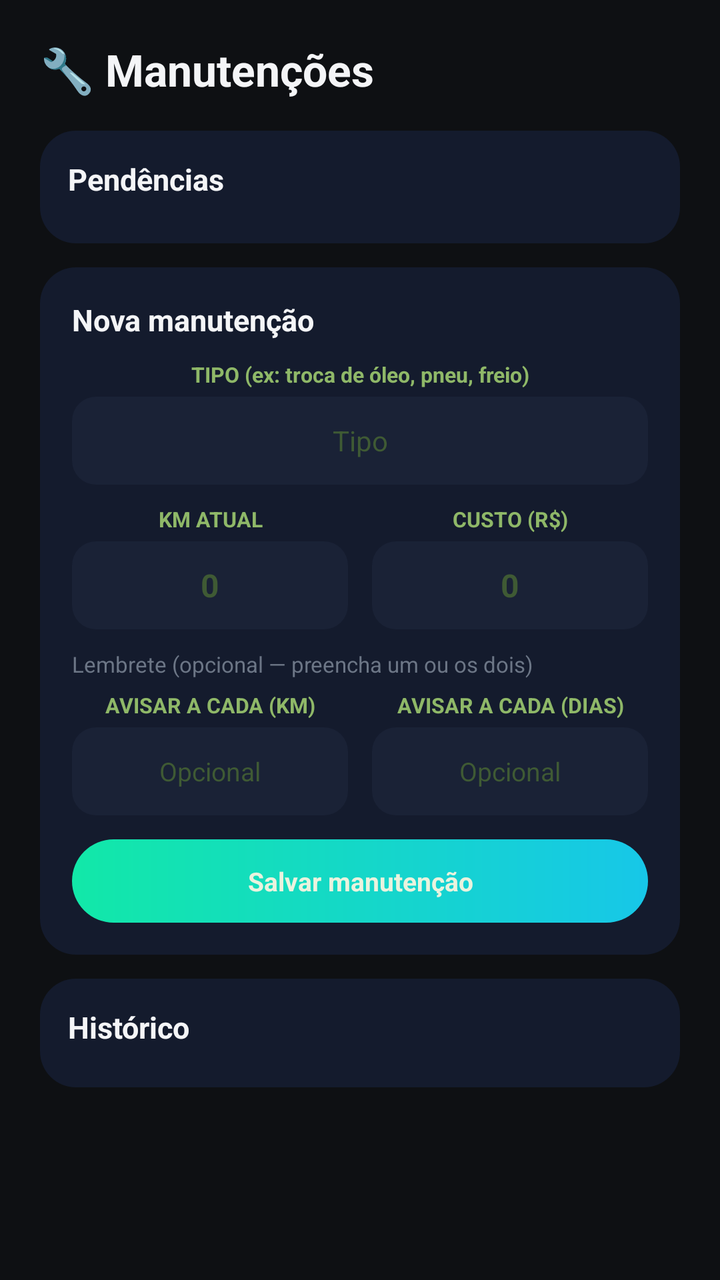
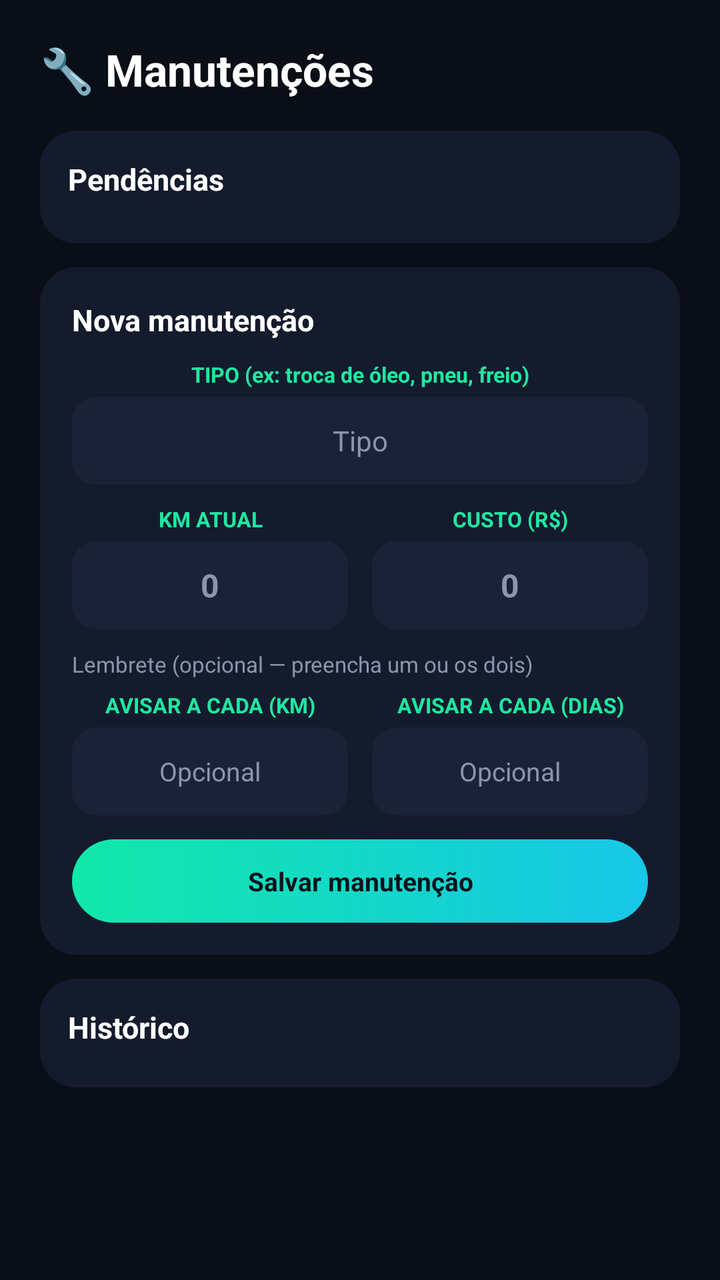

The first picture is an Android layout as it rendered before a commit; the second is the same layout after the commit. The layout source and the unified diff follow.
<!-- AndroidManifest.xml: application theme Theme.MaterialComponents.DayNight.NoActionBar -->
<!-- res/layout/activity_manutencoes.xml -->
<?xml version="1.0" encoding="utf-8"?>
<ScrollView xmlns:android="http://schemas.android.com/apk/res/android"
    android:layout_width="match_parent"
    android:layout_height="match_parent"
    android:background="#0E1013">

    <LinearLayout
        android:layout_width="match_parent"
        android:layout_height="wrap_content"
        android:orientation="vertical"
        android:padding="20dp">

        <TextView
            android:layout_width="wrap_content"
            android:layout_height="wrap_content"
            android:text="🔧 Manutenções"
            android:textColor="#F4F5F7"
            android:textSize="22sp"
            android:textStyle="bold"
            android:layout_marginBottom="16dp" />

        <LinearLayout
            android:layout_width="match_parent"
            android:layout_height="wrap_content"
            android:orientation="vertical"
            android:background="@drawable/bg_card_dark"
            android:padding="14dp"
            android:layout_marginBottom="12dp">

            <TextView
                android:layout_width="wrap_content"
                android:layout_height="wrap_content"
                android:text="Pendências"
                android:textColor="#F4F5F7"
                android:textSize="15sp"
                android:textStyle="bold"
                android:layout_marginBottom="8dp" />

            <LinearLayout
                android:id="@+id/containerPendencias"
                android:layout_width="match_parent"
                android:layout_height="wrap_content"
                android:orientation="vertical" />
        </LinearLayout>

        <LinearLayout
            android:layout_width="match_parent"
            android:layout_height="wrap_content"
            android:orientation="vertical"
            android:background="@drawable/bg_card_dark"
            android:padding="16dp"
            android:layout_marginBottom="12dp">

            <TextView
                android:layout_width="wrap_content"
                android:layout_height="wrap_content"
                android:text="Nova manutenção"
                android:textColor="#F4F5F7"
                android:textSize="15sp"
                android:textStyle="bold"
                android:layout_marginBottom="10dp" />

            <TextView
                android:layout_width="match_parent"
                android:layout_height="wrap_content"
                android:gravity="center"
                android:text="TIPO (ex: troca de óleo, pneu, freio)"
                android:textColor="#8FB868"
                android:textSize="10.5sp"
                android:textStyle="bold"
                android:paddingBottom="4dp" />
            <EditText
                android:id="@+id/edtTipoManutencao"
                android:layout_width="match_parent"
                android:layout_height="44dp"
                android:background="@drawable/bg_input_verde"
                android:gravity="center"
                android:textColor="#EAF3DE"
                android:textColorHint="#3F5A34"
                android:hint="Tipo"
                android:textSize="14sp"
                android:layout_marginBottom="10dp" />

            <LinearLayout
                android:layout_width="match_parent"
                android:layout_height="wrap_content"
                android:orientation="horizontal"
                android:layout_marginBottom="10dp">

                <LinearLayout
                    android:layout_width="0dp"
                    android:layout_height="wrap_content"
                    android:layout_weight="1"
                    android:orientation="vertical"
                    android:layout_marginEnd="6dp">

                    <TextView
                        android:layout_width="match_parent"
                        android:layout_height="wrap_content"
                        android:gravity="center"
                        android:text="KM ATUAL"
                        android:textColor="#8FB868"
                        android:textSize="10.5sp"
                        android:textStyle="bold"
                        android:paddingBottom="4dp" />

                    <EditText
                        android:id="@+id/edtKmManutencao"
                        android:layout_width="match_parent"
                        android:layout_height="44dp"
                        android:background="@drawable/bg_input_verde"
                        android:gravity="center"
                        android:textColor="#EAF3DE"
                        android:textColorHint="#3F5A34"
                        android:hint="0"
                        android:textSize="16sp"
                        android:textStyle="bold"
                        android:inputType="numberDecimal" />
                </LinearLayout>

                <LinearLayout
                    android:layout_width="0dp"
                    android:layout_height="wrap_content"
                    android:layout_weight="1"
                    android:orientation="vertical"
                    android:layout_marginStart="6dp">

                    <TextView
                        android:layout_width="match_parent"
                        android:layout_height="wrap_content"
                        android:gravity="center"
                        android:text="CUSTO (R$)"
                        android:textColor="#8FB868"
                        android:textSize="10.5sp"
                        android:textStyle="bold"
                        android:paddingBottom="4dp" />

                    <EditText
                        android:id="@+id/edtCustoManutencao"
                        android:layout_width="match_parent"
                        android:layout_height="44dp"
                        android:background="@drawable/bg_input_verde"
                        android:gravity="center"
                        android:textColor="#EAF3DE"
                        android:textColorHint="#3F5A34"
                        android:hint="0"
                        android:textSize="16sp"
                        android:textStyle="bold"
                        android:inputType="numberDecimal" />
                </LinearLayout>
            </LinearLayout>

            <TextView
                android:layout_width="wrap_content"
                android:layout_height="wrap_content"
                android:text="Lembrete (opcional — preencha um ou os dois)"
                android:textColor="#6C7686"
                android:textSize="11sp"
                android:layout_marginBottom="6dp" />

            <LinearLayout
                android:layout_width="match_parent"
                android:layout_height="wrap_content"
                android:orientation="horizontal"
                android:layout_marginBottom="12dp">

                <LinearLayout
                    android:layout_width="0dp"
                    android:layout_height="wrap_content"
                    android:layout_weight="1"
                    android:orientation="vertical"
                    android:layout_marginEnd="6dp">

                    <TextView
                        android:layout_width="match_parent"
                        android:layout_height="wrap_content"
                        android:gravity="center"
                        android:text="AVISAR A CADA (KM)"
                        android:textColor="#8FB868"
                        android:textSize="10.5sp"
                        android:textStyle="bold"
                        android:paddingBottom="4dp" />

                    <EditText
                        android:id="@+id/edtIntervaloKm"
                        android:layout_width="match_parent"
                        android:layout_height="44dp"
                        android:background="@drawable/bg_input_verde"
                        android:gravity="center"
                        android:textColor="#EAF3DE"
                        android:textColorHint="#3F5A34"
                        android:hint="Opcional"
                        android:textSize="13sp"
                        android:inputType="numberDecimal" />
                </LinearLayout>

                <LinearLayout
                    android:layout_width="0dp"
                    android:layout_height="wrap_content"
                    android:layout_weight="1"
                    android:orientation="vertical"
                    android:layout_marginStart="6dp">

                    <TextView
                        android:layout_width="match_parent"
                        android:layout_height="wrap_content"
                        android:gravity="center"
                        android:text="AVISAR A CADA (DIAS)"
                        android:textColor="#8FB868"
                        android:textSize="10.5sp"
                        android:textStyle="bold"
                        android:paddingBottom="4dp" />

                    <EditText
                        android:id="@+id/edtIntervaloDias"
                        android:layout_width="match_parent"
                        android:layout_height="44dp"
                        android:background="@drawable/bg_input_verde"
                        android:gravity="center"
                        android:textColor="#EAF3DE"
                        android:textColorHint="#3F5A34"
                        android:hint="Opcional"
                        android:textSize="13sp"
                        android:inputType="number" />
                </LinearLayout>
            </LinearLayout>

            <TextView
                android:id="@+id/btnSalvarManutencao"
                android:layout_width="match_parent"
                android:layout_height="wrap_content"
                android:background="@drawable/bg_hero_green"
                android:padding="12dp"
                android:gravity="center"
                android:text="Salvar manutenção"
                android:textColor="#EAF3DE"
                android:textSize="13sp"
                android:textStyle="bold"
                android:clickable="true"
                android:focusable="true" />
        </LinearLayout>

        <LinearLayout
            android:layout_width="match_parent"
            android:layout_height="wrap_content"
            android:orientation="vertical"
            android:background="@drawable/bg_card_dark"
            android:padding="14dp">

            <TextView
                android:layout_width="wrap_content"
                android:layout_height="wrap_content"
                android:text="Histórico"
                android:textColor="#F4F5F7"
                android:textSize="15sp"
                android:textStyle="bold"
                android:layout_marginBottom="6dp" />

            <LinearLayout
                android:id="@+id/containerHistoricoManutencoes"
                android:layout_width="match_parent"
                android:layout_height="wrap_content"
                android:orientation="vertical" />
        </LinearLayout>

    </LinearLayout>
</ScrollView>
<!-- resources referenced by this layout -->
<resources>
  <!-- drawable bg_card_dark (drawable) -->
  <?xml version="1.0" encoding="utf-8"?>
  <shape xmlns:android="http://schemas.android.com/apk/res/android" android:shape="rectangle">
      <solid android:color="#141B2D" />
      <corners android:radius="18dp" />
  </shape>
  <!-- drawable bg_hero_green (drawable) -->
  <?xml version="1.0" encoding="utf-8"?>
  <shape xmlns:android="http://schemas.android.com/apk/res/android" android:shape="rectangle">
      <gradient
          android:angle="0"
          android:startColor="#12E8A8"
          android:endColor="#17C7E8" />
      <corners android:radius="28dp" />
  </shape>
  <!-- drawable bg_input_verde (drawable) -->
  <?xml version="1.0" encoding="utf-8"?>
  <shape xmlns:android="http://schemas.android.com/apk/res/android" android:shape="rectangle">
      <solid android:color="#1A2236" />
      <corners android:radius="12dp" />
  </shape>
</resources>

<!-- the commit's change to res/layout/activity_manutencoes.xml (unified diff, before → after) -->
@@ -2,7 +2,7 @@
 <ScrollView xmlns:android="http://schemas.android.com/apk/res/android"
     android:layout_width="match_parent"
     android:layout_height="match_parent"
-    android:background="#0E1013">
+    android:background="#0A0E17">
 
     <LinearLayout
         android:layout_width="match_parent"
@@ -14,7 +14,7 @@
             android:layout_width="wrap_content"
             android:layout_height="wrap_content"
             android:text="🔧 Manutenções"
-            android:textColor="#F4F5F7"
+            android:textColor="#FFFFFF"
             android:textSize="22sp"
             android:textStyle="bold"
             android:layout_marginBottom="16dp" />
@@ -31,7 +31,7 @@
                 android:layout_width="wrap_content"
                 android:layout_height="wrap_content"
                 android:text="Pendências"
-                android:textColor="#F4F5F7"
+                android:textColor="#FFFFFF"
                 android:textSize="15sp"
                 android:textStyle="bold"
                 android:layout_marginBottom="8dp" />
@@ -55,7 +55,7 @@
                 android:layout_width="wrap_content"
                 android:layout_height="wrap_content"
                 android:text="Nova manutenção"
-                android:textColor="#F4F5F7"
+                android:textColor="#FFFFFF"
                 android:textSize="15sp"
                 android:textStyle="bold"
                 android:layout_marginBottom="10dp" />
@@ -65,7 +65,7 @@
                 android:layout_height="wrap_content"
                 android:gravity="center"
                 android:text="TIPO (ex: troca de óleo, pneu, freio)"
-                android:textColor="#8FB868"
+                android:textColor="#1FE7A0"
                 android:textSize="10.5sp"
                 android:textStyle="bold"
                 android:paddingBottom="4dp" />
@@ -75,8 +75,8 @@
                 android:layout_height="44dp"
                 android:background="@drawable/bg_input_verde"
                 android:gravity="center"
-                android:textColor="#EAF3DE"
-                android:textColorHint="#3F5A34"
+                android:textColor="#FFFFFF"
+                android:textColorHint="#8B96AC"
                 android:hint="Tipo"
                 android:textSize="14sp"
                 android:layout_marginBottom="10dp" />
@@ -99,7 +99,7 @@
                         android:layout_height="wrap_content"
                         android:gravity="center"
                         android:text="KM ATUAL"
-                        android:textColor="#8FB868"
+                        android:textColor="#1FE7A0"
                         android:textSize="10.5sp"
                         android:textStyle="bold"
                         android:paddingBottom="4dp" />
@@ -110,8 +110,8 @@
                         android:layout_height="44dp"
                         android:background="@drawable/bg_input_verde"
                         android:gravity="center"
-                        android:textColor="#EAF3DE"
-                        android:textColorHint="#3F5A34"
+                        android:textColor="#FFFFFF"
+                        android:textColorHint="#8B96AC"
                         android:hint="0"
                         android:textSize="16sp"
                         android:textStyle="bold"
@@ -130,7 +130,7 @@
                         android:layout_height="wrap_content"
                         android:gravity="center"
                         android:text="CUSTO (R$)"
-                        android:textColor="#8FB868"
+                        android:textColor="#1FE7A0"
                         android:textSize="10.5sp"
                         android:textStyle="bold"
                         android:paddingBottom="4dp" />
@@ -141,8 +141,8 @@
                         android:layout_height="44dp"
                         android:background="@drawable/bg_input_verde"
                         android:gravity="center"
-                        android:textColor="#EAF3DE"
-                        android:textColorHint="#3F5A34"
+                        android:textColor="#FFFFFF"
+                        android:textColorHint="#8B96AC"
                         android:hint="0"
                         android:textSize="16sp"
                         android:textStyle="bold"
@@ -154,7 +154,7 @@
                 android:layout_width="wrap_content"
                 android:layout_height="wrap_content"
                 android:text="Lembrete (opcional — preencha um ou os dois)"
-                android:textColor="#6C7686"
+                android:textColor="#8B96AC"
                 android:textSize="11sp"
                 android:layout_marginBottom="6dp" />
 
@@ -176,7 +176,7 @@
                         android:layout_height="wrap_content"
                         android:gravity="center"
                         android:text="AVISAR A CADA (KM)"
-                        android:textColor="#8FB868"
+                        android:textColor="#1FE7A0"
                         android:textSize="10.5sp"
                         android:textStyle="bold"
                         android:paddingBottom="4dp" />
@@ -187,8 +187,8 @@
                         android:layout_height="44dp"
                         android:background="@drawable/bg_input_verde"
                         android:gravity="center"
-                        android:textColor="#EAF3DE"
-                        android:textColorHint="#3F5A34"
+                        android:textColor="#FFFFFF"
+                        android:textColorHint="#8B96AC"
                         android:hint="Opcional"
                         android:textSize="13sp"
                         android:inputType="numberDecimal" />
@@ -206,7 +206,7 @@
                         android:layout_height="wrap_content"
                         android:gravity="center"
                         android:text="AVISAR A CADA (DIAS)"
-                        android:textColor="#8FB868"
+                        android:textColor="#1FE7A0"
                         android:textSize="10.5sp"
                         android:textStyle="bold"
                         android:paddingBottom="4dp" />
@@ -217,8 +217,8 @@
                         android:layout_height="44dp"
                         android:background="@drawable/bg_input_verde"
                         android:gravity="center"
-                        android:textColor="#EAF3DE"
-                        android:textColorHint="#3F5A34"
+                        android:textColor="#FFFFFF"
+                        android:textColorHint="#8B96AC"
                         android:hint="Opcional"
                         android:textSize="13sp"
                         android:inputType="number" />
@@ -233,7 +233,7 @@
                 android:padding="12dp"
                 android:gravity="center"
                 android:text="Salvar manutenção"
-                android:textColor="#EAF3DE"
+                android:textColor="#08131A"
                 android:textSize="13sp"
                 android:textStyle="bold"
                 android:clickable="true"
@@ -251,7 +251,7 @@
                 android:layout_width="wrap_content"
                 android:layout_height="wrap_content"
                 android:text="Histórico"
-                android:textColor="#F4F5F7"
+                android:textColor="#FFFFFF"
                 android:textSize="15sp"
                 android:textStyle="bold"
                 android:layout_marginBottom="6dp" />
